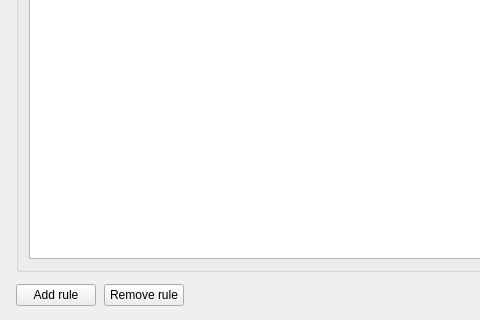
This is source/modorganizer/src/forcedloaddialog.ui in ArialSenki/MO2-Revamped as Qt 5 draws it before an edit; both pictures show x 0 to 480 and y 200 to 520 of the 860 by 520 pixel window. The edited form follows.
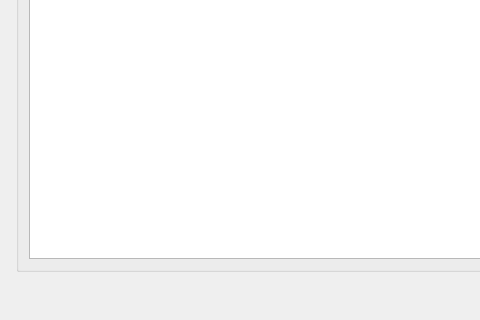
This is the edited form.

Diff of the .ui file:
```diff
--- a/source/modorganizer/src/forcedloaddialog.ui
+++ b/source/modorganizer/src/forcedloaddialog.ui
@@ -37,8 +37,6 @@
    <item>
     <layout class="QHBoxLayout" name="horizontalLayout">
      <property name="spacing"><number>8</number></property>
-     <item><widget class="QPushButton" name="addRowButton"><property name="toolTip"><string>Add a process and library rule.</string></property><property name="text"><string>Add rule</string></property><property name="autoDefault"><bool>false</bool></property></widget></item>
-     <item><widget class="QPushButton" name="deleteRowButton"><property name="toolTip"><string>Remove the selected rule.</string></property><property name="text"><string>Remove rule</string></property><property name="autoDefault"><bool>false</bool></property></widget></item>
      <item><spacer name="footerSpacer"><property name="orientation"><enum>Qt::Horizontal</enum></property><property name="sizeHint" stdset="0"><size><width>40</width><height>20</height></size></property></spacer></item>
      <item><widget class="QDialogButtonBox" name="buttonBox"><property name="orientation"><enum>Qt::Horizontal</enum></property><property name="standardButtons"><set>QDialogButtonBox::Cancel|QDialogButtonBox::Ok</set></property></widget></item>
     </layout>
```
